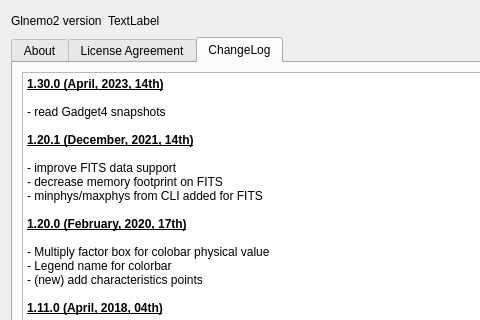
Old version of the form src/formabout.ui in the repository jcldc/glnemo2; both pictures show x 0 to 480 and y 0 to 320 of the 715 by 474 pixel window.
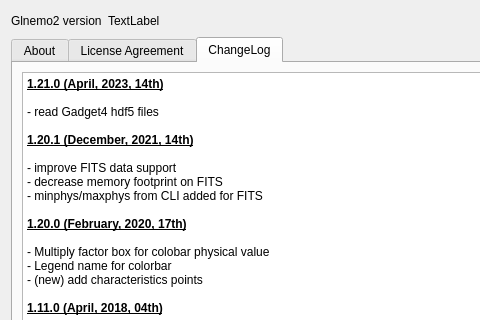
New version of the form. Icons and pictures are not drawn.

```diff
--- a/src/formabout.ui
+++ b/src/formabout.ui
@@ -1027,9 +1027,9 @@
 &lt;table border=&quot;0&quot; style=&quot;-qt-table-type: root; margin-top:4px; margin-bottom:4px; margin-left:4px; margin-right:4px;&quot;&gt;
 &lt;tr&gt;
 &lt;td style=&quot;border: none;&quot;&gt;
-&lt;p style=&quot; margin-top:0px; margin-bottom:0px; margin-left:0px; margin-right:0px; -qt-block-indent:0; text-indent:0px;&quot;&gt;&lt;span style=&quot; font-weight:600; text-decoration: underline;&quot;&gt;1.30.0 (April, 2023, 14th)&lt;/span&gt;&lt;/p&gt;
+&lt;p style=&quot; margin-top:0px; margin-bottom:0px; margin-left:0px; margin-right:0px; -qt-block-indent:0; text-indent:0px;&quot;&gt;&lt;span style=&quot; font-weight:600; text-decoration: underline;&quot;&gt;1.21.0 (April, 2023, 14th)&lt;/span&gt;&lt;/p&gt;
 &lt;p style=&quot;-qt-paragraph-type:empty; margin-top:0px; margin-bottom:0px; margin-left:0px; margin-right:0px; -qt-block-indent:0; text-indent:0px;&quot;&gt;&lt;br /&gt;&lt;/p&gt;
-&lt;p style=&quot; margin-top:0px; margin-bottom:0px; margin-left:0px; margin-right:0px; -qt-block-indent:0; text-indent:0px;&quot;&gt;- read Gadget4 snapshots&lt;/p&gt;
+&lt;p style=&quot; margin-top:0px; margin-bottom:0px; margin-left:0px; margin-right:0px; -qt-block-indent:0; text-indent:0px;&quot;&gt;- read Gadget4 hdf5 files&lt;/p&gt;
 &lt;p style=&quot;-qt-paragraph-type:empty; margin-top:0px; margin-bottom:0px; margin-left:0px; margin-right:0px; -qt-block-indent:0; text-indent:0px;&quot;&gt;&lt;br /&gt;&lt;/p&gt;
 &lt;p style=&quot; margin-top:0px; margin-bottom:0px; margin-left:0px; margin-right:0px; -qt-block-indent:0; text-indent:0px;&quot;&gt;&lt;span style=&quot; font-weight:600; text-decoration: underline;&quot;&gt;1.20.1 (December, 2021, 14th)&lt;/span&gt;&lt;/p&gt;
 &lt;p style=&quot;-qt-paragraph-type:empty; margin-top:0px; margin-bottom:0px; margin-left:0px; margin-right:0px; -qt-block-indent:0; text-indent:0px;&quot;&gt;&lt;br /&gt;&lt;/p&gt;
```
